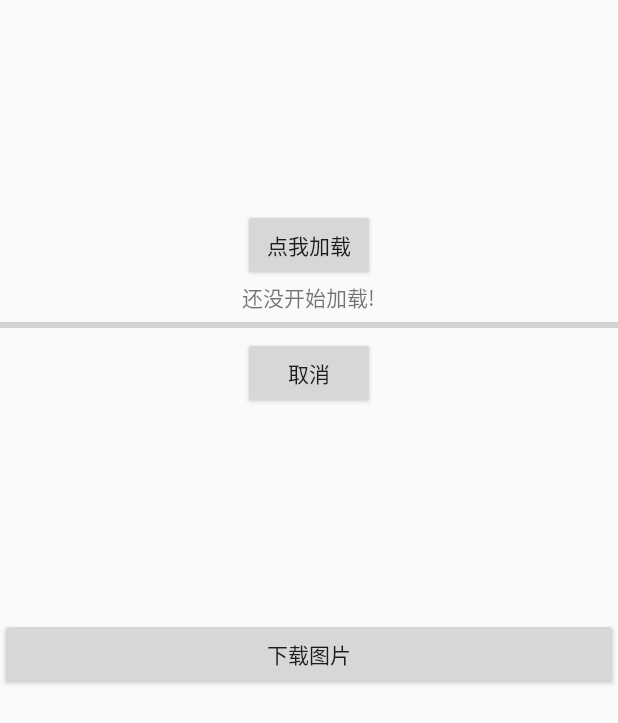
After one commit to WuJinLi/Demo, an Android app: the AsyncTaskActivity screen opened directly, with no data from a screen before it, on a phone screen of 412 x 824 dp. The commit adds this screen. Shown: the top 723 px of the screen. Run offline under Robolectric (Android 15) with nearby library versions, the phone set to English and light mode, and no system bars.

Commit message:
新加关于线程代码

```diff
--- a/app/build.gradle
+++ b/app/build.gradle
@@ -22,6 +22,7 @@ dependencies {
     implementation fileTree(dir: 'libs', include: ['*.jar'])
     implementation 'com.android.support:appcompat-v7:26.1.0'
     implementation 'com.android.support.constraint:constraint-layout:1.0.2'
+    implementation 'me.imid.swipebacklayout.lib:library:1.0.0'
     testImplementation 'junit:junit:4.12'
     androidTestImplementation 'com.android.support.test:runner:1.0.1'
     androidTestImplementation 'com.android.support.test.espresso:espresso-core:3.0.1'
--- /dev/null
+++ b/app/src/main/java/com/wjl/reviewdemo/asynctask/AsyncTaskActivity.java
@@ -0,0 +1,122 @@
+package com.wjl.reviewdemo.asynctask;
+
+import android.os.AsyncTask;
+import android.os.Bundle;
+import android.support.annotation.Nullable;
+import android.support.v7.app.AppCompatActivity;
+import android.view.View;
+import android.widget.Button;
+import android.widget.ImageView;
+import android.widget.ProgressBar;
+import android.widget.TextView;
+
+import com.wjl.reviewdemo.R;
+
+
+/**
+ * author: WuJinLi
+ * time  : 18/3/13
+ * desc  :
+ */
+
+public class AsyncTaskActivity extends AppCompatActivity implements View.OnClickListener {
+    Button btn_loading, btn_cancle, btn_download;
+    ProgressBar pb_progress;
+    TextView tv_desc;
+    MyTask myTask;
+    ImageView iv_img;
+    ImageViewAsyncTask imageViewAsyncTask;
+    static final String IMAGEURL = "http://f.hiphotos.baidu.com/image/pic/item/c75c10385343fbf2f7da8133bc7eca8065388f2f.jpg";
+
+    @Override
+    protected void onCreate(@Nullable Bundle savedInstanceState) {
+        super.onCreate(savedInstanceState);
+        setContentView(R.layout.ac_asynctask);
+
+        myTask = new MyTask();
+
+        btn_loading = findViewById(R.id.btn_loading);
+        btn_cancle = findViewById(R.id.btn_cancle);
+        btn_download = findViewById(R.id.btn_download);
+        pb_progress = findViewById(R.id.pb_progress);
+        tv_desc = findViewById(R.id.tv_desc);
+        iv_img = findViewById(R.id.iv_img);
+
+
+        btn_loading.setOnClickListener(this);
+        btn_cancle.setOnClickListener(this);
+        btn_download.setOnClickListener(this);
+
+    }
+
+    @Override
+    public void onClick(View view) {
+        switch (view.getId()) {
+            case R.id.btn_loading:
+                myTask.execute();
+                break;
+            case R.id.btn_cancle:
+                myTask.onCancelled();
+                break;
+
+            case R.id.btn_download:
+                iv_img.setImageBitmap(null);
+                imageViewAsyncTask = new ImageViewAsyncTask(iv_img);
+                imageViewAsyncTask.execute(IMAGEURL);
+                break;
+            default:
+                break;
+        }
+    }
+
+
+    class MyTask extends AsyncTask<String, Integer, String> {
+
+        @Override
+        protected void onPreExecute() {
+            tv_desc.setText("LOADING.......");
+        }
+
+        @Override
+        protected String doInBackground(String... strings) {
+            int count = 0;
+            int length = 1;
+
+            while (count < 99) {
+                count += length;
+                publishProgress(count);
+                try {
+                    Thread.sleep(50);
+                } catch (InterruptedException e) {
+                    e.printStackTrace();
+                }
+            }
+
+            return null;
+        }
+
+        @Override
+        protected void onProgressUpdate(Integer... values) {
+            pb_progress.setProgress(values[0]);
+            tv_desc.setText("loading...." + values[0] + "%");
+        }
+
+        @Override
+        protected void onPostExecute(String s) {
+            tv_desc.setText("加载完毕.....");
+        }
+
+        @Override
+        protected void onCancelled() {
+            tv_desc.setText("已取消");
+            pb_progress.setProgress(0);
+        }
+    }
+
+
+    @Override
+    protected void onDestroy() {
+        super.onDestroy();
+        myTask.cancel(true);
+    }
+}
--- /dev/null
+++ b/app/src/main/res/layout/ac_asynctask.xml
@@ -0,0 +1,67 @@
+<?xml version="1.0" encoding="utf-8"?>
+<LinearLayout xmlns:android="http://schemas.android.com/apk/res/android"
+    xmlns:tools="http://schemas.android.com/tools"
+    android:layout_width="match_parent"
+    android:layout_height="match_parent"
+    android:gravity="center"
+    android:orientation="vertical">
+
+    <RelativeLayout
+        android:layout_width="match_parent"
+        android:layout_height="0dp"
+        android:layout_weight="1"
+        android:gravity="center">
+
+        <Button
+            android:id="@+id/btn_loading"
+            android:layout_width="wrap_content"
+            android:layout_height="wrap_content"
+            android:layout_centerInParent="true"
+            android:text="点我加载" />
+
+        <TextView
+            android:id="@+id/tv_desc"
+            android:layout_width="wrap_content"
+            android:layout_height="wrap_content"
+            android:layout_below="@+id/btn_loading"
+            android:layout_centerInParent="true"
+            android:text="还没开始加载!" />
+
+        <ProgressBar
+            android:id="@+id/pb_progress"
+            style="?android:attr/progressBarStyleHorizontal"
+            android:layout_width="fill_parent"
+            android:layout_height="wrap_content"
+            android:layout_below="@+id/tv_desc"
+            android:max="100"
+            android:progress="0" />
+
+        <Button
+            android:id="@+id/btn_cancle"
+            android:layout_width="wrap_content"
+            android:layout_height="wrap_content"
+            android:layout_below="@+id/pb_progress"
+            android:layout_centerInParent="true"
+            android:text="取消" />
+    </RelativeLayout>
+
+    <LinearLayout
+        android:layout_width="match_parent"
+        android:layout_height="0dp"
+        android:layout_weight="1"
+        android:orientation="vertical">
+
+        <Button
+            android:id="@+id/btn_download"
+            android:layout_width="match_parent"
+            android:layout_height="wrap_content"
+            android:text="下载图片" />
+
+        <ImageView
+            android:id="@+id/iv_img"
+            android:layout_width="match_parent"
+            android:layout_height="0dp"
+            android:layout_weight="1"
+            android:scaleType="centerCrop" />
+    </LinearLayout>
+</LinearLayout>
--- a/app/src/main/res/layout/ac_runnable.xml
+++ b/app/src/main/res/layout/ac_runnable.xml
@@ -41,11 +41,6 @@
             android:layout_height="wrap_content"
             android:text="两个线程实现一个耗时任务" />
 
-        <Button
-            android:id="@+id/btn_runnable_cancle"
-            android:layout_width="match_parent"
-            android:layout_height="wrap_content"
-            android:text="取消" />
     </LinearLayout>
 
 
```
Also changed, not shown: app/src/main/AndroidManifest.xml (+14 -3 lines), app/src/main/java/com/wjl/reviewdemo/MainActivity.java (+17 -0 lines), app/src/main/java/com/wjl/reviewdemo/asynctask/ImageViewAsyncTask.java (added, +58 -0 lines), app/src/main/java/com/wjl/reviewdemo/handlerthread/HandlerThreadActivity.java (added, +95 -0 lines), app/src/main/java/com/wjl/reviewdemo/runnable/RunnableActivity.java (+6 -6 lines), app/src/main/res/layout/ac_handlerthread.xml (added, +22 -0 lines), app/src/main/res/layout/activity_main.xml (+18 -4 lines).
